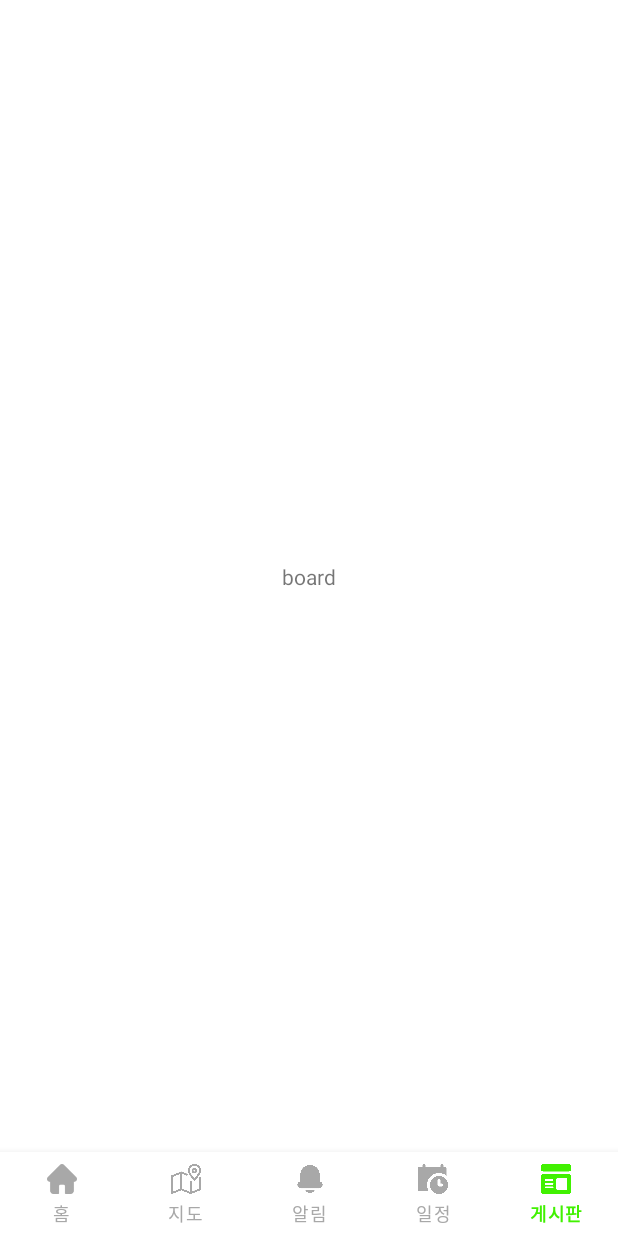
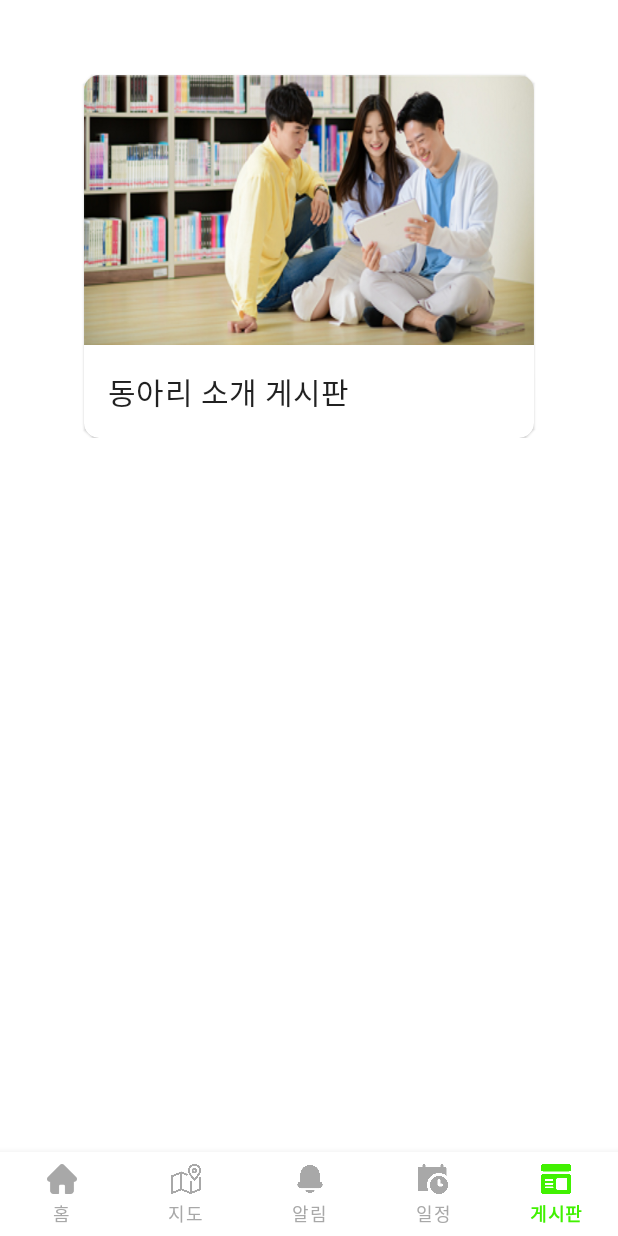
Before and after one commit to ChaeHyunsic/EchoIT, an Android app: the screen it shows after launch (MainActivity), item 5 of the bottom bar chosen, on a phone screen of 412 x 824 dp. Run offline under Robolectric (Android 15) with nearby library versions, the phone set to English and light mode, and no system bars.

Commit message:
{2022.11.06} fix : google map api key 비공개처리 feat : 게시판 프래그먼트 화면구성 초안

```diff
--- a/app/build.gradle
+++ b/app/build.gradle
@@ -1,7 +1,9 @@
 plugins {
     id 'com.android.application'
 }
-
+Properties properties = new Properties()
+properties.load(project.rootProject.file('local.properties').newDataInputStream())
+def googleMapApiKey = properties.getProperty('google.map.key')
 android {
     compileSdk 32
 
@@ -11,7 +13,7 @@ android {
         targetSdk 32
         versionCode 1
         versionName "1.0"
-
+        manifestPlaceholders = [googleMapApiKey:googleMapApiKey]
         testInstrumentationRunner "androidx.test.runner.AndroidJUnitRunner"
     }
 
@@ -32,7 +34,10 @@ dependencies {
     implementation 'androidx.appcompat:appcompat:1.5.1'
     implementation 'com.google.android.material:material:1.7.0'
     implementation 'androidx.constraintlayout:constraintlayout:2.1.4'
+    // google map api
     implementation 'com.google.android.gms:play-services-maps:18.1.0'
+    implementation 'com.google.android.gms:play-services-location:20.0.0'
+
     testImplementation 'junit:junit:4.13.2'
     androidTestImplementation 'androidx.test.ext:junit:1.1.3'
     androidTestImplementation 'androidx.test.espresso:espresso-core:3.4.0'
--- a/app/src/main/AndroidManifest.xml
+++ b/app/src/main/AndroidManifest.xml
@@ -16,7 +16,7 @@
 
         <meta-data
             android:name="com.google.android.geo.API_KEY"
-            android:value="AIzaSyAnjuC1qu9Bv7s0yhNQDto455N_OkbwV9o" />
+            android:value="${googleMapApiKey}" />
         <activity
             android:name=".MainActivity"
             android:exported="true">
--- a/app/src/main/res/layout/fragment_board.xml
+++ b/app/src/main/res/layout/fragment_board.xml
@@ -1,18 +1,62 @@
 <?xml version="1.0" encoding="utf-8"?>
-<androidx.constraintlayout.widget.ConstraintLayout xmlns:android="http://schemas.android.com/apk/res/android"
+<ScrollView xmlns:android="http://schemas.android.com/apk/res/android"
+    xmlns:card_view="http://schemas.android.com/apk/res-auto"
     xmlns:tools="http://schemas.android.com/tools"
-    xmlns:app="http://schemas.android.com/apk/res-auto"
     android:layout_width="match_parent"
     android:layout_height="match_parent"
     tools:context=".BoardFragment">
 
-    <TextView
-        android:layout_width="wrap_content"
-        android:layout_height="wrap_content"
-        android:text="board"
-        app:layout_constraintBottom_toBottomOf="parent"
-        app:layout_constraintEnd_toEndOf="parent"
-        app:layout_constraintStart_toStartOf="parent"
-        app:layout_constraintTop_toTopOf="parent" />
+    <androidx.constraintlayout.widget.ConstraintLayout
+        android:layout_width="match_parent"
+        android:layout_height="wrap_content">
 
-</androidx.constraintlayout.widget.ConstraintLayout>
+        <com.google.android.material.card.MaterialCardView
+            android:id="@+id/board_card_club_mcv_js"
+            android:layout_width="300dp"
+            android:layout_height="wrap_content"
+            android:layout_marginTop="50dp"
+            card_view:cardCornerRadius="10dp"
+            card_view:layout_constraintEnd_toEndOf="parent"
+            card_view:layout_constraintStart_toStartOf="parent"
+            card_view:layout_constraintTop_toTopOf="parent">
+
+            <androidx.constraintlayout.widget.ConstraintLayout
+                android:layout_width="match_parent"
+                android:layout_height="match_parent">
+
+                <ImageView
+                    android:id="@+id/board_card_club_iv_js"
+                    android:layout_width="match_parent"
+                    android:layout_height="wrap_content"
+                    android:scaleType="fitXY"
+                    android:src="@drawable/ic_board_club"
+                    card_view:layout_constraintEnd_toEndOf="parent"
+                    card_view:layout_constraintStart_toStartOf="parent"
+                    card_view:layout_constraintTop_toTopOf="parent" />
+
+                <LinearLayout
+                    android:layout_width="match_parent"
+                    android:layout_height="wrap_content"
+                    android:orientation="horizontal"
+                    android:padding="16dp"
+                    card_view:layout_constraintBottom_toBottomOf="parent"
+                    card_view:layout_constraintEnd_toEndOf="parent"
+                    card_view:layout_constraintStart_toStartOf="parent"
+                    card_view:layout_constraintTop_toBottomOf="@+id/board_card_club_iv_js">
+
+                    <TextView
+                        android:layout_width="wrap_content"
+                        android:layout_height="wrap_content"
+                        android:text="동아리 소개 게시판"
+                        android:textAppearance="?attr/textAppearanceHeadline6" />
+
+                </LinearLayout>
+
+
+            </androidx.constraintlayout.widget.ConstraintLayout>
+
+        </com.google.android.material.card.MaterialCardView>
+
+    </androidx.constraintlayout.widget.ConstraintLayout>
+
+</ScrollView>
```
Also changed, not shown: app/src/main/res/drawable/ic_board_club.png (added).
